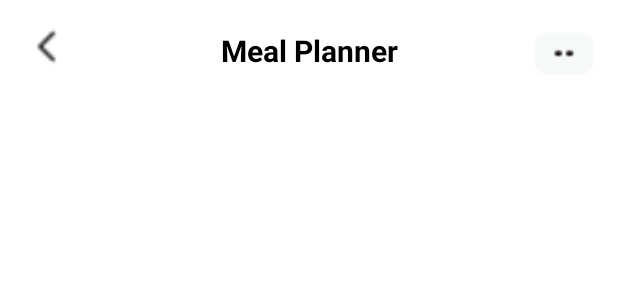
After one commit to M0NSTIEZ/pulseplay, an Android app: the layout activity_meal_planner.xml on its own in the app's theme, with its tools: preview values and no code run, on a phone screen of 412 x 824 dp. The commit adds this screen. Shown: the top 300 px of the screen. Run offline under Robolectric (Android 15) with nearby library versions, the phone set to English and light mode, and no system bars.

Commit message:
Meal Planner

```diff
--- a/app/build.gradle.kts
+++ b/app/build.gradle.kts
@@ -1,6 +1,7 @@
 plugins {
     alias(libs.plugins.android.application)
     alias(libs.plugins.kotlin.android)
+
 }
 
 android {
--- a/app/src/main/AndroidManifest.xml
+++ b/app/src/main/AndroidManifest.xml
@@ -12,7 +12,9 @@
         android:supportsRtl="true"
         android:theme="@style/Theme.PulsePlay"
         tools:targetApi="31">
-
+        <activity
+            android:name=".activity.MealPlanner"
+            android:exported="false" />
         <activity
             android:name=".EditProfile"
             android:exported="false" />
--- /dev/null
+++ b/app/src/main/java/com/example/pulseplay/activity/MealPlanner.kt
@@ -0,0 +1,21 @@
+package com.example.pulseplay.activity
+
+import android.os.Bundle
+import androidx.activity.enableEdgeToEdge
+import androidx.appcompat.app.AppCompatActivity
+import androidx.core.view.ViewCompat
+import androidx.core.view.WindowInsetsCompat
+import com.example.pulseplay.R
+
+class MealPlanner : AppCompatActivity() {
+    override fun onCreate(savedInstanceState: Bundle?) {
+        super.onCreate(savedInstanceState)
+        enableEdgeToEdge()
+        setContentView(R.layout.activity_meal_planner)
+        ViewCompat.setOnApplyWindowInsetsListener(findViewById(R.id.main)) { v, insets ->
+            val systemBars = insets.getInsets(WindowInsetsCompat.Type.systemBars())
+            v.setPadding(systemBars.left, systemBars.top, systemBars.right, systemBars.bottom)
+            insets
+        }
+    }
+}
--- a/app/src/main/java/com/example/pulseplay/Fragments/ActivityFragment.kt
+++ b/app/src/main/java/com/example/pulseplay/fragments/ActivityFragment.kt
@@ -1,4 +1,4 @@
-package com.example.pulseplay.Fragments
+package com.example.pulseplay.fragments
 
 import android.os.Bundle
 import android.view.LayoutInflater
--- a/app/src/main/java/com/example/pulseplay/Fragments/CameraFragment.kt
+++ b/app/src/main/java/com/example/pulseplay/fragments/CameraFragment.kt
@@ -1,4 +1,4 @@
-package com.example.pulseplay.Fragments
+package com.example.pulseplay.fragments
 
 import android.os.Bundle
 import android.view.LayoutInflater
--- a/app/src/main/java/com/example/pulseplay/Fragments/HomeFragment.kt
+++ b/app/src/main/java/com/example/pulseplay/fragments/HomeFragment.kt
@@ -1,4 +1,4 @@
-package com.example.pulseplay.Fragments
+package com.example.pulseplay.fragments
 
 import android.os.Bundle
 import android.view.LayoutInflater
--- a/app/src/main/java/com/example/pulseplay/Fragments/ProfileFragment.kt
+++ b/app/src/main/java/com/example/pulseplay/fragments/ProfileFragment.kt
@@ -1,4 +1,4 @@
-package com.example.pulseplay.Fragments
+package com.example.pulseplay.fragments
 
 import android.os.Bundle
 import android.view.LayoutInflater
--- /dev/null
+++ b/app/src/main/res/layout/activity_meal_planner.xml
@@ -0,0 +1,51 @@
+<?xml version="1.0" encoding="utf-8"?>
+<androidx.constraintlayout.widget.ConstraintLayout
+    xmlns:android="http://schemas.android.com/apk/res/android"
+    xmlns:app="http://schemas.android.com/apk/res-auto"
+    xmlns:tools="http://schemas.android.com/tools"
+    android:id="@+id/main"
+    android:layout_width="match_parent"
+    android:layout_height="match_parent"
+    tools:context=".activity.MealPlanner"
+    android:background="@color/white">
+
+    <ImageView
+        android:id="@+id/mp_back"
+        android:layout_width="30dp"
+        android:layout_height="30dp"
+        android:src="@drawable/back_button"
+        android:layout_marginStart="16dp"
+        android:layout_marginTop="16dp"
+        app:tint="#000000"
+        app:layout_constraintStart_toStartOf="parent"
+        app:layout_constraintTop_toTopOf="parent" />
+
+    <ImageView
+        android:id="@+id/more_options"
+        android:layout_width="40dp"
+        android:layout_height="40dp"
+        android:src="@drawable/detail"
+        android:layout_marginEnd="16dp"
+        android:layout_marginTop="16dp"
+
+        app:layout_constraintEnd_toEndOf="parent"
+        app:layout_constraintTop_toTopOf="parent" />
+
+    <TextView
+        android:id="@+id/title"
+        android:layout_width="wrap_content"
+        android:layout_height="wrap_content"
+        android:text="Meal Planner"
+        android:textSize="20sp"
+        android:textStyle="bold"
+        android:textColor="@android:color/black"
+        app:layout_constraintStart_toStartOf="parent"
+        app:layout_constraintEnd_toEndOf="parent"
+        app:layout_constraintTop_toTopOf="parent"
+        android:layout_marginTop="20dp"/>
+
+
+
+
+
+</androidx.constraintlayout.widget.ConstraintLayout>
```
Also changed, not shown: app/src/main/java/com/example/pulseplay/HomePage.kt (+4 -4 lines), app/src/main/res/drawable/back_button.png (added), app/src/main/res/drawable/detail.png (added), gradle/wrapper/gradle-wrapper.properties.
